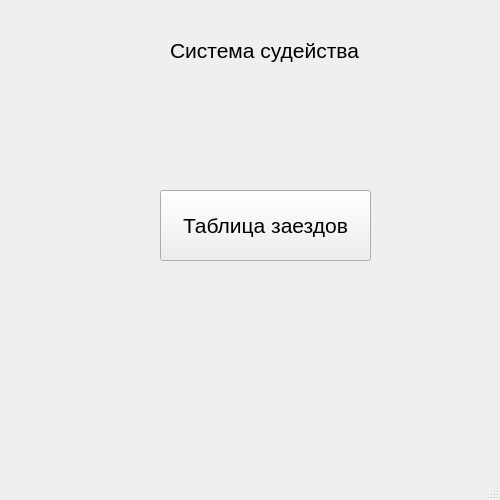
This is MainWindow.ui in vitoffer/Predprof23 as Qt 5 draws it before an edit. The edited form follows.
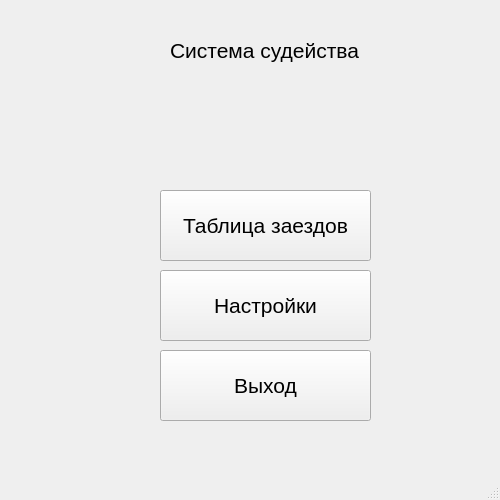
This is the edited form.

The edit to the form file:
```diff
--- a/MainWindow.ui
+++ b/MainWindow.ui
@@ -45,6 +45,42 @@
      <string>Таблица заездов</string>
     </property>
    </widget>
+   <widget class="QPushButton" name="exitButton">
+    <property name="geometry">
+     <rect>
+      <x>160</x>
+      <y>350</y>
+      <width>211</width>
+      <height>71</height>
+     </rect>
+    </property>
+    <property name="font">
+     <font>
+      <pointsize>16</pointsize>
+     </font>
+    </property>
+    <property name="text">
+     <string>Выход</string>
+    </property>
+   </widget>
+   <widget class="QPushButton" name="optionsButton">
+    <property name="geometry">
+     <rect>
+      <x>160</x>
+      <y>270</y>
+      <width>211</width>
+      <height>71</height>
+     </rect>
+    </property>
+    <property name="font">
+     <font>
+      <pointsize>16</pointsize>
+     </font>
+    </property>
+    <property name="text">
+     <string>Настройки</string>
+    </property>
+   </widget>
   </widget>
   <widget class="QMenuBar" name="menubar">
    <property name="geometry">
```
Left out of the diff: 2 changed lines with no effect on the pictures.
